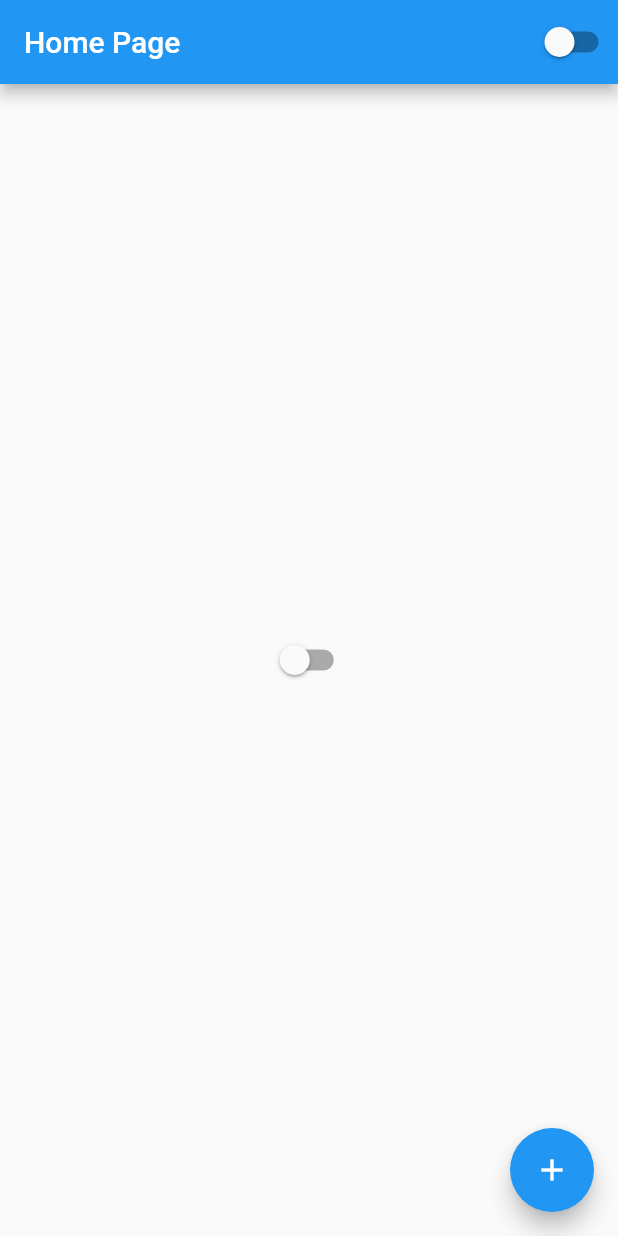
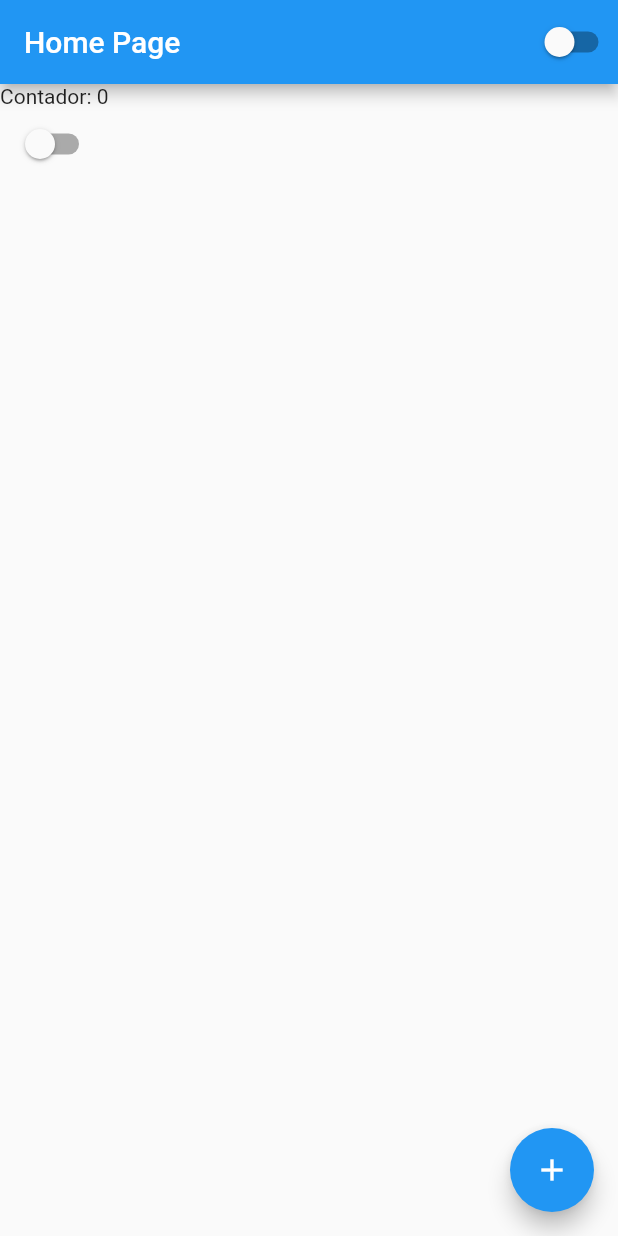
Before and after one commit to rendell-arruda/curso_flutterando, a Flutter app: the screen it shows after launch, on a phone screen of 412 x 824 dp. Run offline on Flutter 3.47's test engine with Material 2 defaults, Android fonts, the phone set to English and light mode, and no system bars.

Commit message:
termina aula 12

```diff
--- a/lib/app_controller.dart
+++ b/lib/app_controller.dart
@@ -1,4 +1,5 @@
 import 'package:flutter/cupertino.dart';
+
 
 class AppControler extends ChangeNotifier {
   static AppControler instance = AppControler();
--- a/lib/home_page.dart
+++ b/lib/home_page.dart
@@ -18,7 +18,12 @@ class _HomePageState extends State<HomePage> {
           title: Text('Home Page'),
           actions: [CustomSwitch()],
         ),
-        body: Center(child: CustomSwitch()),
+        body: Column(
+          children: [
+            Text('Contador: $counter'),
+            CustomSwitch(),
+          ],
+        ),
         floatingActionButton: FloatingActionButton(
           child: Icon(Icons.add),
           onPressed: () {
```
Also changed, not shown: 2 other files.
